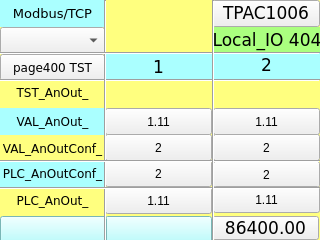
Before: the Qt Designer form TPAC1006/Local_IO_HMI/page404.ui in MECTsrl/mect_apps, drawn with Qt 5.
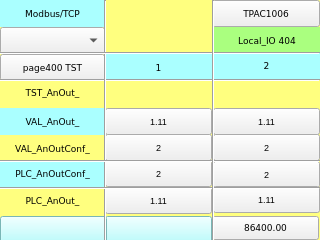
After: the same form once the commit is applied. Custom widgets are drawn as their Qt base class.

```diff
--- a/TPAC1006/Local_IO_HMI/page404.ui
+++ b/TPAC1006/Local_IO_HMI/page404.ui
@@ -43,7 +43,7 @@
    <property name="font">
     <font>
      <family>DejaVu Sans Mono</family>
-     <pointsize>10</pointsize>
+     <pointsize>7</pointsize>
     </font>
    </property>
    <property name="orientation">
@@ -81,7 +81,7 @@
    <property name="font">
     <font>
      <family>DejaVu Sans</family>
-     <pointsize>13</pointsize>
+     <pointsize>7</pointsize>
     </font>
    </property>
    <property name="checkable">
@@ -150,7 +150,7 @@
    <property name="font">
     <font>
      <family>DejaVu Sans</family>
-     <pointsize>13</pointsize>
+     <pointsize>7</pointsize>
     </font>
    </property>
    <property name="styleSheet">
@@ -175,7 +175,7 @@
    <property name="font">
     <font>
      <family>DejaVu Sans</family>
-     <pointsize>13</pointsize>
+     <pointsize>7</pointsize>
     </font>
    </property>
    <property name="styleSheet">
@@ -252,7 +252,7 @@
    <property name="font">
     <font>
      <family>DejaVu Sans</family>
-     <pointsize>13</pointsize>
+     <pointsize>7</pointsize>
     </font>
    </property>
    <property name="styleSheet">
@@ -277,7 +277,7 @@
    <property name="font">
     <font>
      <family>DejaVu Sans</family>
-     <pointsize>9</pointsize>
+     <pointsize>7</pointsize>
     </font>
    </property>
    <property name="toolTip">
@@ -388,7 +388,7 @@
    <property name="font">
     <font>
      <family>DejaVu Sans</family>
-     <pointsize>13</pointsize>
+     <pointsize>7</pointsize>
     </font>
    </property>
    <property name="text">
@@ -444,7 +444,7 @@
    <property name="font">
     <font>
      <family>DejaVu Sans</family>
-     <pointsize>9</pointsize>
+     <pointsize>7</pointsize>
     </font>
    </property>
    <property name="styleSheet">
@@ -469,7 +469,7 @@
    <property name="font">
     <font>
      <family>DejaVu Sans</family>
-     <pointsize>9</pointsize>
+     <pointsize>7</pointsize>
     </font>
    </property>
    <property name="styleSheet">
@@ -520,7 +520,7 @@
    <property name="font">
     <font>
      <family>DejaVu Sans</family>
-     <pointsize>9</pointsize>
+     <pointsize>7</pointsize>
     </font>
    </property>
    <property name="styleSheet">
@@ -571,7 +571,7 @@
    <property name="font">
     <font>
      <family>DejaVu Sans</family>
-     <pointsize>9</pointsize>
+     <pointsize>7</pointsize>
     </font>
    </property>
    <property name="styleSheet">
@@ -596,7 +596,7 @@
    <property name="font">
     <font>
      <family>DejaVu Sans</family>
-     <pointsize>9</pointsize>
+     <pointsize>7</pointsize>
     </font>
    </property>
    <property name="styleSheet">
@@ -690,6 +690,11 @@
      <height>27</height>
     </rect>
    </property>
+   <property name="font">
+    <font>
+     <pointsize>7</pointsize>
+    </font>
+   </property>
    <property name="text">
     <string>1.11</string>
    </property>
@@ -747,6 +752,11 @@
      <height>27</height>
     </rect>
    </property>
+   <property name="font">
+    <font>
+     <pointsize>7</pointsize>
+    </font>
+   </property>
    <property name="text">
     <string>1.11</string>
    </property>
@@ -804,6 +814,11 @@
      <height>27</height>
     </rect>
    </property>
+   <property name="font">
+    <font>
+     <pointsize>7</pointsize>
+    </font>
+   </property>
    <property name="text">
     <string>2</string>
    </property>
@@ -864,6 +879,11 @@
      <height>27</height>
     </rect>
    </property>
+   <property name="font">
+    <font>
+     <pointsize>7</pointsize>
+    </font>
+   </property>
    <property name="text">
     <string>2</string>
    </property>
@@ -924,6 +944,11 @@
      <height>27</height>
     </rect>
    </property>
+   <property name="font">
+    <font>
+     <pointsize>7</pointsize>
+    </font>
+   </property>
    <property name="text">
     <string>1.11</string>
    </property>
@@ -981,6 +1006,11 @@
      <height>27</height>
     </rect>
    </property>
+   <property name="font">
+    <font>
+     <pointsize>7</pointsize>
+    </font>
+   </property>
    <property name="text">
     <string>2</string>
    </property>
@@ -1041,6 +1071,11 @@
      <height>27</height>
     </rect>
    </property>
+   <property name="font">
+    <font>
+     <pointsize>7</pointsize>
+    </font>
+   </property>
    <property name="text">
     <string>1.11</string>
    </property>
@@ -1098,6 +1133,11 @@
      <height>27</height>
     </rect>
    </property>
+   <property name="font">
+    <font>
+     <pointsize>7</pointsize>
+    </font>
+   </property>
    <property name="text">
     <string>2</string>
    </property>
@@ -1214,7 +1254,7 @@
    <property name="font">
     <font>
      <family>DejaVu Sans</family>
-     <pointsize>10</pointsize>
+     <pointsize>7</pointsize>
     </font>
    </property>
    <property name="styleSheet">
```
Left out of the diff: 28 changed lines with no effect on the pictures.
